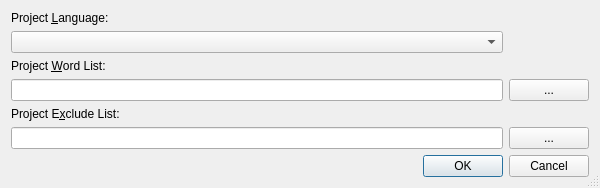
Before: the Qt Designer form Project/SpellingPropertiesDialog.ui in testmana2/test, drawn with Qt 5.
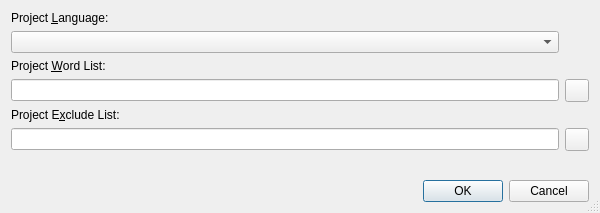
After: the same form once the commit is applied.

Commit message: Changed all the file or directory selection buttons to QToolButton and gave them an icon.

Diff of the .ui file:
```diff
--- a/Project/SpellingPropertiesDialog.ui
+++ b/Project/SpellingPropertiesDialog.ui
@@ -1,12 +1,12 @@
 <ui version="4.0" >
  <class>SpellingPropertiesDialog</class>
- <widget class="QDialog" name="SpellingPropertiesDialog" >
-  <property name="geometry" >
+ <widget class="QDialog" name="SpellingPropertiesDialog">
+  <property name="geometry">
    <rect>
     <x>0</x>
     <y>0</y>
     <width>600</width>
-    <height>187</height>
+    <height>213</height>
    </rect>
   </property>
   <property name="windowTitle" >
@@ -50,19 +50,9 @@
      </property>
     </widget>
    </item>
-   <item row="3" column="1" >
-    <widget class="QPushButton" name="pwlButton" >
-     <property name="toolTip" >
-      <string>Select the project word list file via a file selection dialog</string>
-     </property>
-     <property name="text" >
-      <string>...</string>
-     </property>
-    </widget>
-   </item>
-   <item row="4" column="0" >
-    <widget class="QLabel" name="label_2" >
-     <property name="text" >
+   <item row="4" column="0">
+    <widget class="QLabel" name="label_2">
+     <property name="text">
       <string>Project E&amp;xclude List:</string>
      </property>
      <property name="buddy" >
@@ -77,19 +67,9 @@
      </property>
     </widget>
    </item>
-   <item row="5" column="1" >
-    <widget class="QPushButton" name="pelButton" >
-     <property name="toolTip" >
-      <string>Select the project exclude list file via a file selection dialog</string>
-     </property>
-     <property name="text" >
-      <string>...</string>
-     </property>
-    </widget>
-   </item>
-   <item row="6" column="0" >
-    <spacer name="verticalSpacer" >
-     <property name="orientation" >
+   <item row="6" column="0">
+    <spacer name="verticalSpacer">
+     <property name="orientation">
       <enum>Qt::Vertical</enum>
      </property>
      <property name="sizeHint" stdset="0" >
@@ -110,6 +90,20 @@
      </property>
     </widget>
    </item>
+   <item row="3" column="1">
+    <widget class="QToolButton" name="pwlButton">
+     <property name="toolTip">
+      <string>Select the project word list file via a file selection dialog</string>
+     </property>
+    </widget>
+   </item>
+   <item row="5" column="1">
+    <widget class="QToolButton" name="pelButton">
+     <property name="toolTip">
+      <string>Select the project exclude list file via a file selection dialog</string>
+     </property>
+    </widget>
+   </item>
   </layout>
  </widget>
  <tabstops>
```
Left out of the diff: 63 changed lines with no effect on the pictures. The commit also changes 127 other files.
